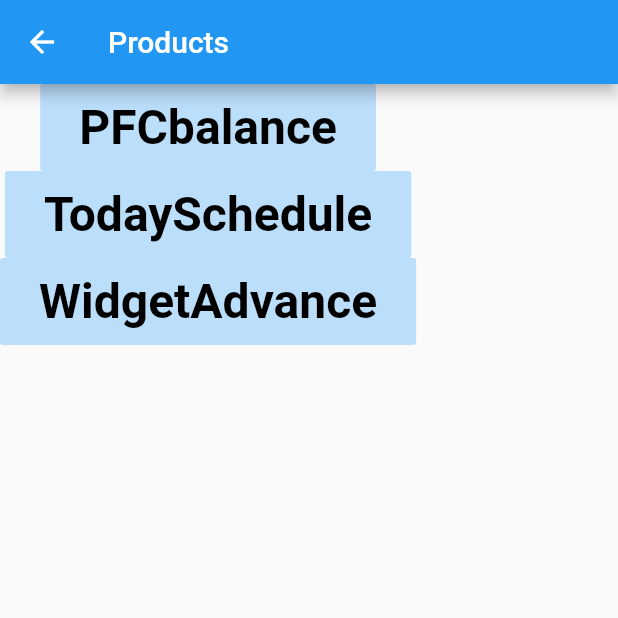
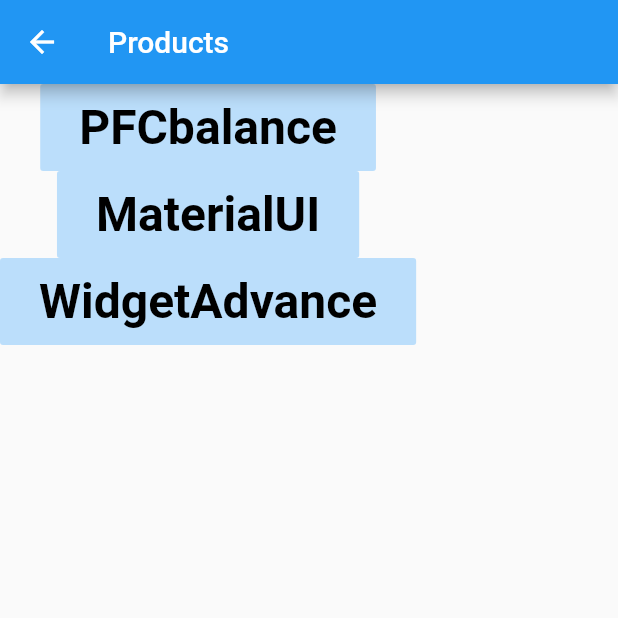
Before and after one commit to Terakeng/BookLesson1, a Flutter app: the Products screen opened directly, on a phone screen of 412 x 824 dp, the top half of it. Run offline on Flutter 3.47's test engine with Material 2 defaults, Android fonts, the phone set to English and light mode, and no system bars.

Commit message:
コミット

```diff
--- a/lib/MaterialUI.dart
+++ b/lib/MaterialUI.dart
@@ -53,7 +53,7 @@ class _MaterialUI extends State<MaterialUI> {
   Widget build(BuildContext context) {
     return Scaffold(
         appBar: AppBar(
-          title: Text(widget.title),
+          title: Text("MaterialUI"),
         ),
         body: GridView.count(
             crossAxisCount: 1,
--- a/lib/Products.dart
+++ b/lib/Products.dart
@@ -54,7 +54,7 @@ class _Products extends State<Products> {
             child: Padding(
                 padding: EdgeInsets.all(10.0),
                 child: Text(
-                  "TodaySchedule",
+                  "MaterialUI",
                   style: TextStyle(
                       fontSize: 32.0,
                       color: Colors.black,
--- a/lib/WidgetAdvance.dart
+++ b/lib/WidgetAdvance.dart
@@ -29,7 +29,7 @@ class _WidgetAdvance extends State<WidgetAdvance>
     navigationMessage = items[navigationIndex];
     for (var i = 0; i < 10; i++) {
       var item = Container(
-        color: i.isOdd ? Colors.blue : Colors.green,
+        color: i.isOdd ? Colors.white : Colors.yellow,
         height: 100.0,
         child: Center(
           child: Text(
@@ -103,10 +103,6 @@ class _WidgetAdvance extends State<WidgetAdvance>
             title: Text('いいね'),
             icon: Icon(Icons.favorite),
           ),
-           BottomNavigationBarItem(
-            title: Text('いいね'),
-            icon: Icon(Icons.favorite),
-          ),
         ],
         onTap: tapBottomIcon,
       ),
```
